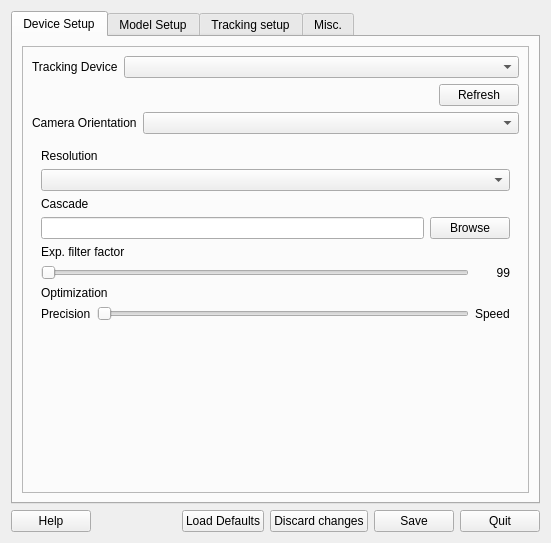
Old version of the form src/qt_gui/ltr.ui in the repository mavak/linux-track.
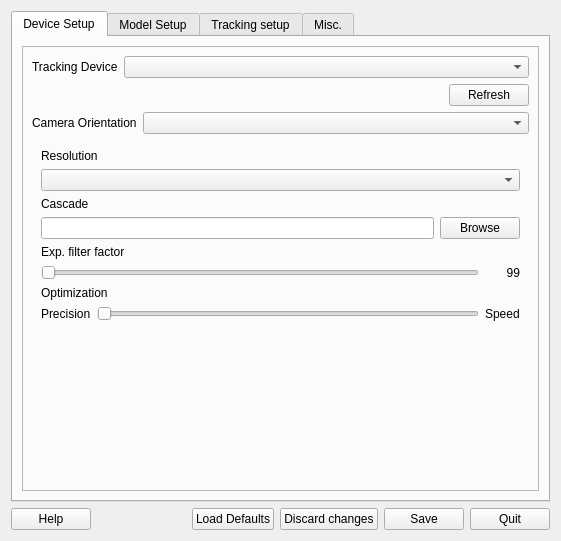
New version of the form. Icons and pictures are not drawn.

```diff
--- a/src/qt_gui/ltr.ui
+++ b/src/qt_gui/ltr.ui
@@ -6,8 +6,8 @@
    <rect>
     <x>0</x>
     <y>0</y>
-    <width>551</width>
-    <height>543</height>
+    <width>561</width>
+    <height>541</height>
    </rect>
   </property>
   <property name="sizePolicy">
```
